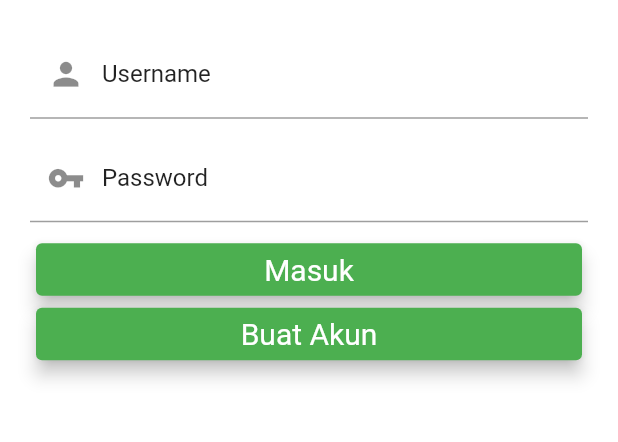
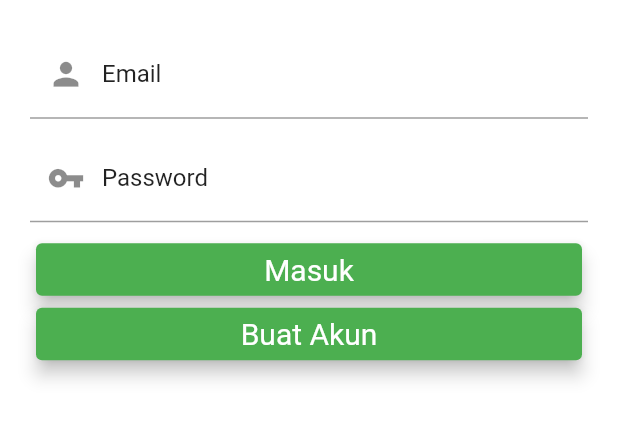
Before and after one commit to Farhandinur21/Test_PC3, a Flutter app: the screen it shows after launch, after a tap on "Guru", on a phone screen of 412 x 824 dp, the part 599-1041 px from its top. Run offline on Flutter 3.47's test engine with Material 2 defaults, Android fonts, the phone set to English and light mode, and no system bars; our stand-ins replace firebase_auth, firebase_database; missing offline and left inert: flutter_statusbarcolor; accounts and stored records are empty; network calls fail.

Commit message:
ada penambahan file, dan perubahan di file lain
di file loginscreen, tab akun, tab home. menambahkan file pertemuan

```diff
--- a/lib/guru/loginscreen.dart
+++ b/lib/guru/loginscreen.dart
@@ -66,7 +66,7 @@ class _LoginState extends State<Login> {
                       controller: emailInput,
                       validator: (e) {
                         if (e.isEmpty) {
-                          return "Isi Username Anda";
+                          return "Isi Email Anda";
                         }
 
                         return null;
@@ -79,9 +79,9 @@ class _LoginState extends State<Login> {
                           Icons.person,
                           size: 25.0,
                         ),
-                        hintText: "Masukkan Username",
+                        hintText: "Masukkan Email",
                         hintStyle: TextStyle(color: Colors.black87),
-                        labelText: "Username",
+                        labelText: "Email",
                         labelStyle: TextStyle(color: Colors.black87),
                       )),
                   SizedBox(
--- a/lib/guru/tab_akun.dart
+++ b/lib/guru/tab_akun.dart
@@ -1,5 +1,6 @@
 import 'package:flutter/material.dart';
 import 'package:login/guru/loginscreen.dart';
+import 'package:login/auth_service.dart';
 
 class Akun extends StatefulWidget {
   final String username;
@@ -84,7 +85,8 @@ class _AkunState extends State<Akun> {
                       color: Colors.red,
                       elevation: 7.0,
                       child: GestureDetector(
-                        onTap: () {
+                        onTap: () async {
+                          await AuthServices.signOut();
                           logout();
                         },
                         child: Center(
```
Also changed, not shown: lib/guru/hal_pertemuan.dart (+18 -1 lines), lib/guru/tab_home.dart (+10 -13 lines).
